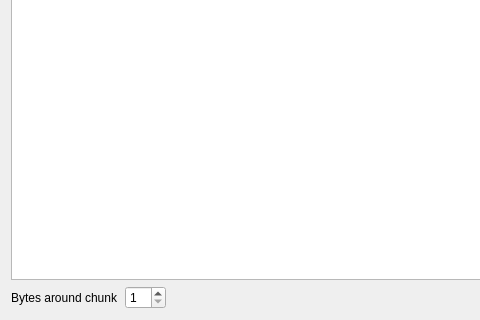
Above: comparewindow.ui from qualimock/filediff-gui before the change; both pictures show x 0 to 480 and y 180 to 500 of the 1000 by 500 pixel window. Below: the same form after it.
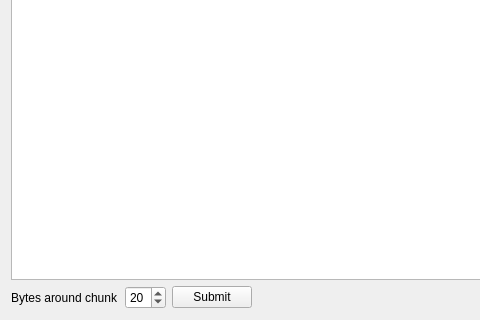
That is the form after the change.

Commit message: add submit chunk size button, set default spinbox value

The edit to the form file:
```diff
--- a/comparewindow.ui
+++ b/comparewindow.ui
@@ -51,6 +51,16 @@
        <property name="minimum">
         <number>1</number>
        </property>
+       <property name="value">
+        <number>20</number>
+       </property>
+      </widget>
+     </item>
+     <item>
+      <widget class="QPushButton" name="pushButton">
+       <property name="text">
+        <string>Submit</string>
+       </property>
       </widget>
      </item>
      <item>
```
